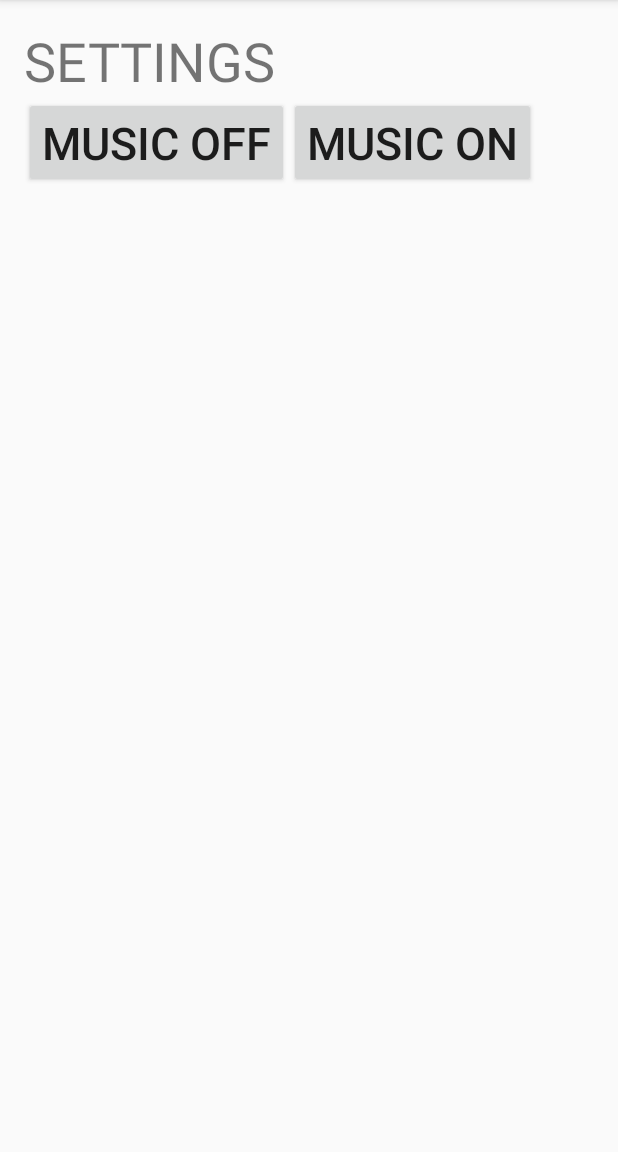
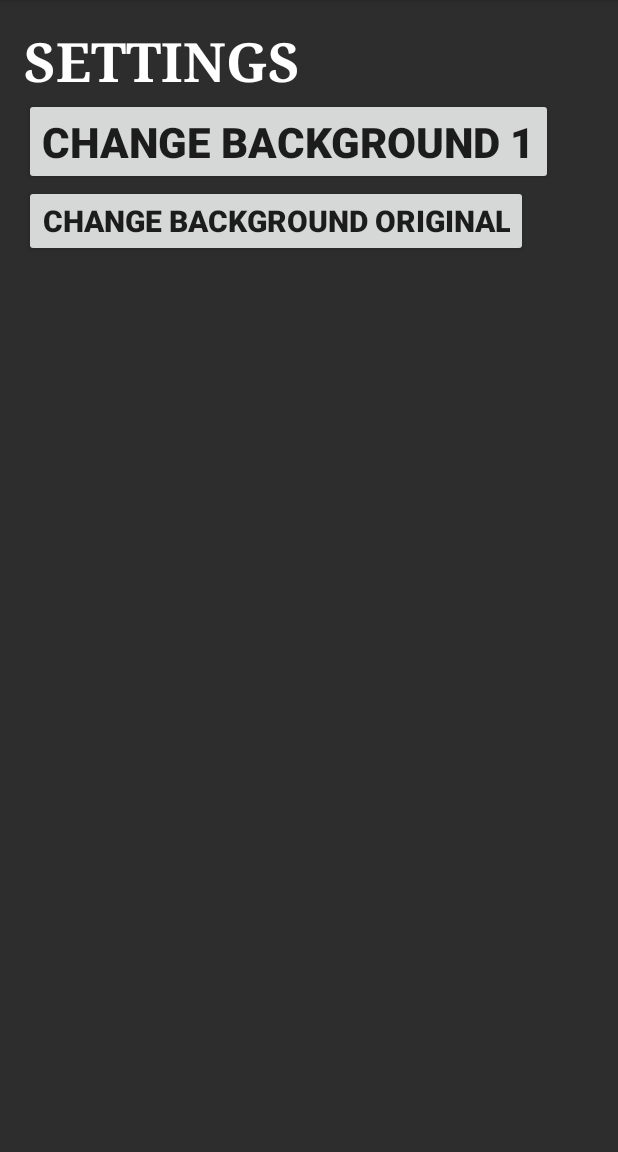
Before and after one commit to Angelo101/MobileComputingassignment2, an Android app: the screen it shows after launch (SettingsActivity), after a tap on "SETTINGS", on a phone screen of 412 x 824 dp, the part 84-1236 px from its top. Run offline under Robolectric (Android 15) with nearby library versions, the phone set to English and light mode, and no system bars.

Commit message:
settings completed

```diff
--- a/MemoryGame2/app/src/main/java/com/example/noobtube/memorygame/DatabaseHelper.java
+++ b/MemoryGame2/app/src/main/java/com/example/noobtube/memorygame/DatabaseHelper.java
@@ -49,7 +49,9 @@ public class DatabaseHelper extends SQLiteOpenHelper {
     public Cursor getListContents(){
         SQLiteDatabase db = this.getWritableDatabase();
         Cursor data = db.rawQuery("SELECT * FROM " + TABLE_NAME, null);
-//        db.delete(TABLE_NAME, "1", null);
+//        db.delete(TABLE_NAME, "ITEM1 = 10", null);
+//        db.delete(TABLE_NAME, "ITEM1 = ''", null);
+//        db.delete(TABLE_NAME, "ITEM1 = 'Hello, World'", null);
         return data;
     }
 }
--- a/MemoryGame2/app/src/main/java/com/example/noobtube/memorygame/MenuActivity.java
+++ b/MemoryGame2/app/src/main/java/com/example/noobtube/memorygame/MenuActivity.java
@@ -16,13 +16,18 @@ public class MenuActivity extends AppCompatActivity {
     private Context context;
     SettingsActivity settingsActivity;
 //    public MediaPlayer mediaPlayer =null;
+    public static int bg;
 
 
 
     @Override
-    protected void onCreate(Bundle savedInstanceState) {
+    public void onCreate(Bundle savedInstanceState) {
         super.onCreate(savedInstanceState);
-        setContentView(R.layout.activity_menu);
+        if (bg == 1) {
+            setContentView(R.layout.activity_menu2);
+        } else{
+            setContentView(R.layout.activity_menu);
+    }
         context = this;
         settings = (Button)findViewById(R.id.settings);
         scores = (Button)findViewById(R.id.scores);
@@ -64,20 +69,23 @@ public class MenuActivity extends AppCompatActivity {
 
 
     }
+    public static void changeBackground(){
+
+    }
 
 
 
-    public void music(){
-//        mediaPlayer = MediaPlayer.create(MenuActivity.this, R.raw.thinking);
-        MediaPlayer mediaPlayer = null;
-        if (mediaPlayer == null){
-            mediaPlayer = MediaPlayer.create(MenuActivity.this, R.raw.thinking);
-            mediaPlayer.start();
-        }
-//        else{
-//            mediaPlayer.stop();
-//            mediaPlayer=null;
+//    public void music(){
+////        mediaPlayer = MediaPlayer.create(MenuActivity.this, R.raw.thinking);
+//        MediaPlayer mediaPlayer = null;
+//        if (mediaPlayer == null){
+//            mediaPlayer = MediaPlayer.create(MenuActivity.this, R.raw.thinking);
+//            mediaPlayer.start();
 //        }
-    }
+////        else{
+////            mediaPlayer.stop();
+////            mediaPlayer=null;
+////        }
+//    }
 
 }
--- a/MemoryGame2/app/src/main/java/com/example/noobtube/memorygame/SettingsActivity.java
+++ b/MemoryGame2/app/src/main/java/com/example/noobtube/memorygame/SettingsActivity.java
@@ -1,5 +1,7 @@
 package com.example.noobtube.memorygame;
 
+import android.content.Context;
+import android.content.Intent;
 import android.media.MediaPlayer;
 import android.support.v7.app.AppCompatActivity;
 import android.os.Bundle;
@@ -8,9 +10,9 @@ import android.widget.Button;
 
 public class SettingsActivity extends AppCompatActivity {
 
-    public Button off;
-    public Button on;
-    public MediaPlayer mediaPlayer = null;
+    public Button buttonOrginal;
+    public Button changeBackground;
+    public Context context;
 
 
     @Override
@@ -18,33 +20,24 @@ public class SettingsActivity extends AppCompatActivity {
     protected void onCreate(Bundle savedInstanceState) {
         super.onCreate(savedInstanceState);
         setContentView(R.layout.activity_settings);
-        on = (Button) findViewById(R.id.on);
-        off = (Button) findViewById(R.id.off);
-        off.setOnClickListener(new View.OnClickListener() {
+        context = this;
+        changeBackground = (Button) findViewById(R.id.changeBackground);
+        buttonOrginal = (Button) findViewById(R.id.buttonOriginal);
+        changeBackground.setOnClickListener(new View.OnClickListener() {
+            @Override
+            public void onClick(View v) { //changing the background image of menu
+                MenuActivity.bg +=1;
+                Intent intent = new Intent(context, MenuActivity.class);
+                startActivity(intent);
+            }
+        });
+        buttonOrginal.setOnClickListener(new View.OnClickListener() {
             @Override
             public void onClick(View v) {
-                music();
-
+                MenuActivity.bg = 0;
+                Intent intent = new Intent(context, MenuActivity.class);
+                startActivity(intent);
             }
         });
-
-        on.setOnClickListener(new View.OnClickListener() {
-            @Override
-            public void onClick(View v) {
-                music();
-            }
-        });
-
     }
-    public void music(){
-        if (mediaPlayer ==null){
-            mediaPlayer = MediaPlayer.create(SettingsActivity.this, R.raw.thinking);
-            mediaPlayer.start();
-        }
-        else{
-            mediaPlayer.stop();
-            mediaPlayer=null;
-        }
-        }
-
 }
--- a/MemoryGame2/app/src/main/res/layout/activity_settings.xml
+++ b/MemoryGame2/app/src/main/res/layout/activity_settings.xml
@@ -8,6 +8,7 @@
     android:paddingLeft="@dimen/activity_horizontal_margin"
     android:paddingRight="@dimen/activity_horizontal_margin"
     android:paddingTop="@dimen/activity_vertical_margin"
+    android:background="#2d2d2d"
     tools:context="com.example.noobtube.memorygame.SettingsActivity">
 
     <TextView
@@ -15,22 +16,32 @@
         android:layout_width="wrap_content"
         android:layout_height="wrap_content"
         android:id="@+id/textView"
-        android:textSize="36sp" />
+        android:textAppearance="@android:style/TextAppearance.Holo.Large"
+        android:textStyle="normal|bold"
+        android:textSize="36sp"
+        android:fontFamily="serif"
+        android:textColor="#FFFFFF"
+         />
 
     <Button
-        android:text="Music OFF"
+        android:text="Change Background 1"
         android:layout_width="wrap_content"
         android:layout_height="wrap_content"
-        android:id="@+id/off"
+        android:id="@+id/changeBackground"
         android:layout_row="1"
         android:layout_column="0"
-        android:elevation="1dp"
-        android:textSize="30sp" />
+        android:textSize="28sp"
+        android:textStyle="normal|bold"
+        android:textAlignment="viewStart" />
 
     <Button
-        android:text="MUSIC ON"
+        android:text="Change Background Original"
         android:layout_width="wrap_content"
         android:layout_height="wrap_content"
-        android:id="@+id/on"
-        android:textSize="30sp" />
+        android:layout_row="2"
+        android:layout_column="0"
+        android:textSize="20sp"
+
+        android:id="@+id/buttonOriginal"
+        android:textStyle="normal|bold" />
 </GridLayout>
```
Also changed, not shown: MemoryGame2/app/src/main/res/layout/activity_menu2.xml (added, +45 -0 lines), MemoryGame2/app/src/main/res/drawable/bigsun.jpg (added), MemoryGame2/app/src/main/res/drawable/settings.jpg (added).
